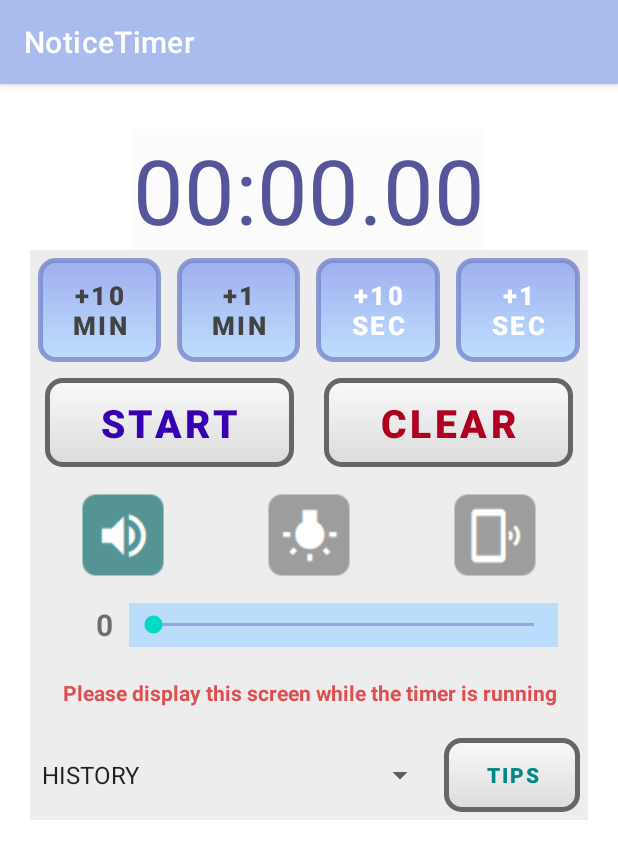
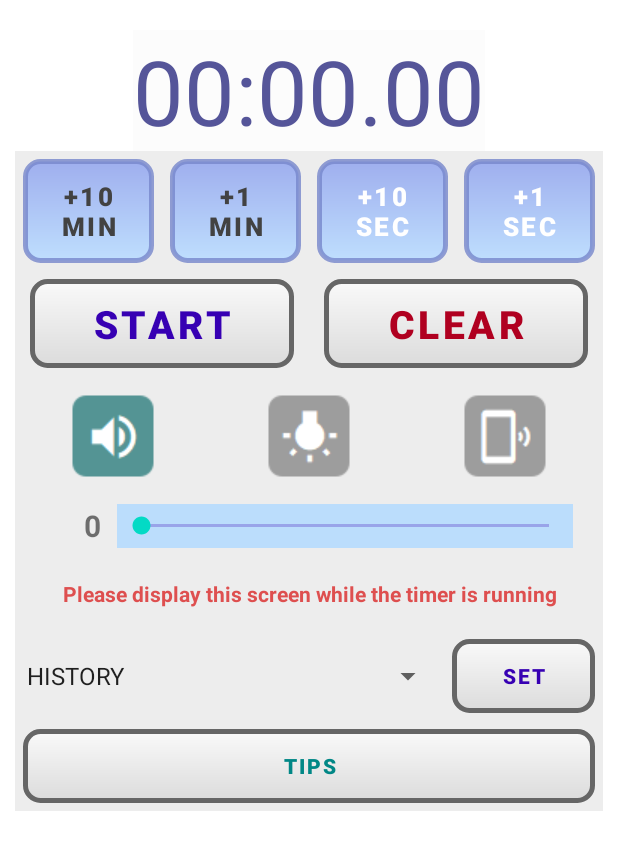
Before and after one commit to tfs-apps-one/NoticeTimer, an Android app: the screen it shows after launch (MainActivity), on a phone screen of 412 x 824 dp. Shown: the top 859 px of the screen. Run offline under Robolectric (Android 15) with nearby library versions, the phone set to English and light mode, and no system bars; our stand-ins replace AdMob.

Commit message:
履歴処理の画面設計（SETボタンの追加）

```diff
--- a/app/src/main/java/tfsapps/noticetimer/MainActivity.java
+++ b/app/src/main/java/tfsapps/noticetimer/MainActivity.java
@@ -190,8 +190,7 @@ public class MainActivity extends AppCompatActivity {
                  */
                 if (isActive == false){
                     spinner_select = position;
-                    Set_Db_to_App(spinner_select);
-                    //タイトル消去、履歴セットボタンの追加
+//                    Set_Db_to_App(spinner_select);
                 }
                 DisplayScreen();
             }
@@ -259,6 +258,7 @@ public class MainActivity extends AppCompatActivity {
 
         Button btn_start = (Button)findViewById(R.id.btn_start);
         Button btn_clear = (Button)findViewById(R.id.btn_clear);
+        Button btn_set = (Button)findViewById(R.id.btn_set);
         Button btn_tips = (Button)findViewById(R.id.btn_tips);
 
         /* 音量 */
@@ -283,6 +283,10 @@ public class MainActivity extends AppCompatActivity {
             btn_clear.setTextColor(getColor(R.color.design_default_color_error));
             btn_clear.setBackgroundResource(R.drawable.btn_round2);
 
+            btn_set.setBackgroundTintList(null);
+            btn_set.setTextColor(getColor(R.color.material_on_background_disabled));
+            btn_set.setBackgroundResource(R.drawable.btn_round2);
+
             btn_tips.setBackgroundTintList(null);
             btn_tips.setTextColor(getColor(R.color.material_on_background_disabled));
             btn_tips.setBackgroundResource(R.drawable.btn_round2);
@@ -296,6 +300,10 @@ public class MainActivity extends AppCompatActivity {
             btn_clear.setBackgroundTintList(null);
             btn_clear.setTextColor(getColor(R.color.design_default_color_error));
             btn_clear.setBackgroundResource(R.drawable.btn_round2);
+
+            btn_set.setBackgroundTintList(null);
+            btn_set.setTextColor(getColor(R.color.design_default_color_primary_variant));
+            btn_set.setBackgroundResource(R.drawable.btn_round2);
 
             btn_tips.setBackgroundTintList(null);
             btn_tips.setTextColor(getColor(R.color.teal_700));
@@ -478,7 +486,18 @@ public class MainActivity extends AppCompatActivity {
             //エラー表示が親切
         }
     }
-    // TIPS 設定
+    // SET
+    public void onSet(View view){
+        if (isActive == false) {
+            Set_Db_to_App(spinner_select);
+            DisplayScreen();
+        }
+        else{
+            //エラー表示が親切
+        }
+    }
+
+    // TIPS
     public void onTips(View view){
         if (isActive == false) {
             DisplayScreen();
--- a/app/src/main/res/layout/activity_main.xml
+++ b/app/src/main/res/layout/activity_main.xml
@@ -5,7 +5,7 @@
     xmlns:tools="http://schemas.android.com/tools"
     android:layout_width="match_parent"
     android:layout_height="match_parent"
-    android:padding="20dp"
+    android:padding="10dp"
     android:orientation="vertical"
     android:gravity="center"
     tools:context=".MainActivity">
@@ -275,6 +275,51 @@
             android:spinnerMode="dialog"/>
 
         <Button
+            android:id="@+id/btn_set"
+            android:layout_width="0dp"
+            android:layout_height="match_parent"
+            android:layout_marginStart="5dp"
+            android:layout_marginTop="5dp"
+            android:layout_marginEnd="5dp"
+            android:layout_marginBottom="5dp"
+            android:layout_weight="1"
+            android:background="@color/cardview_shadow_start_color"
+            android:onClick="onSet"
+            android:text="@string/btn_SET"
+            android:textColor="@color/teal_700"
+            android:textStyle="bold"
+            tools:ignore="TouchTargetSizeCheck" />
+
+            <!--android:textSize="26dp"-->
+
+    </LinearLayout>
+
+    <LinearLayout
+        android:id="@+id/linearLayout11"
+        android:layout_width="match_parent"
+        android:layout_height="60dp"
+        android:layout_alignParentStart="true"
+        app:layout_constraintTop_toBottomOf="@+id/linearLayout10"
+        android:background="@color/green_200"
+        android:orientation="horizontal">
+
+        <!--
+        <TextView
+            android:id="@+id/text_space"
+            android:layout_width="0dp"
+            android:layout_height="match_parent"
+            android:layout_weight="4"
+            android:layout_marginTop="5dp"
+            android:layout_marginStart="20dp"
+            android:layout_marginBottom="5dp"
+            android:layout_marginEnd="5dp"
+            android:gravity="center|right"
+            android:text=""
+            android:textStyle="bold"
+            android:textSize="20dp"
+            android:background="@color/green_200"/>
+        -->
+        <Button
             android:id="@+id/btn_tips"
             android:layout_width="0dp"
             android:layout_height="match_parent"
@@ -290,7 +335,7 @@
             android:textStyle="bold"
             tools:ignore="TouchTargetSizeCheck" />
 
-            <!--android:textSize="26dp"-->
+        <!--android:textSize="26dp"-->
 
     </LinearLayout>
 
--- a/app/src/main/res/values/strings.xml
+++ b/app/src/main/res/values/strings.xml
@@ -7,6 +7,7 @@
     <string name="btn_START">START</string>
     <string name="btn_STOP">STOP</string>
     <string name="btn_CLEAR">CLEAR</string>
+    <string name="btn_SET">SET</string>
     <string name="btn_TIPS">TIPS</string>
     <string name="COMMENT">Please display this screen while the timer is running</string>
 
--- a/app/src/main/res/values/themes.xml
+++ b/app/src/main/res/values/themes.xml
@@ -12,5 +12,10 @@
         <!-- Status bar color. -->
         <item name="android:statusBarColor" tools:targetApi="l">?attr/colorPrimaryVariant</item>
         <!-- Customize your theme here. -->
+
+        <item name="windowNoTitle">true</item>
+        <item name="windowActionBar">false</item>
+        <item name="android:windowFullscreen">true</item>
+        <item name="android:windowContentOverlay">@null</item>
     </style>
 </resources>
```
Also changed, not shown: 1 other file.
